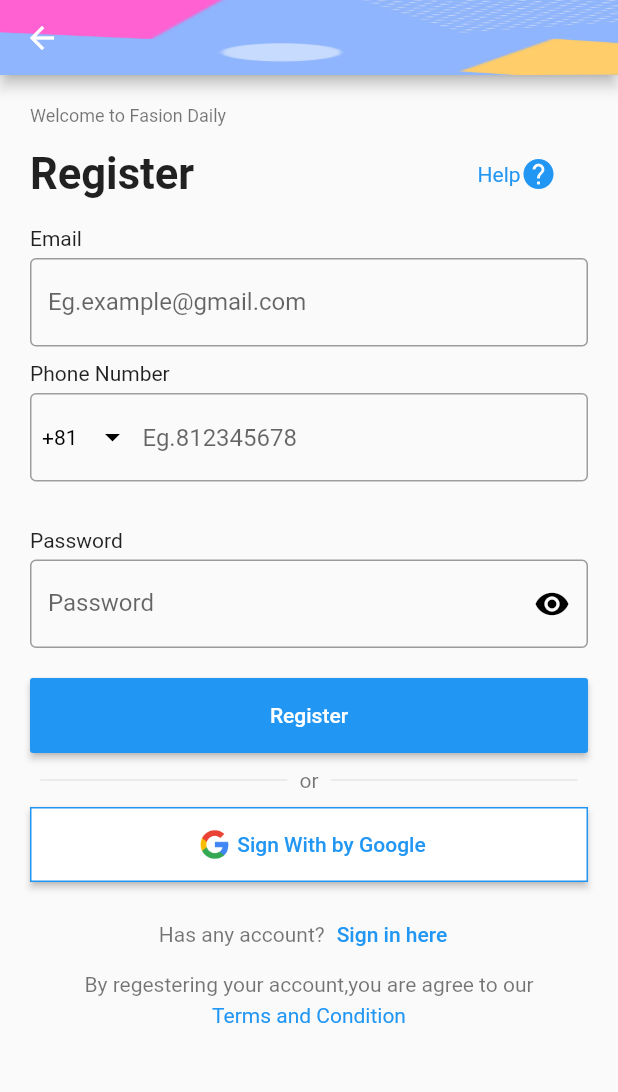
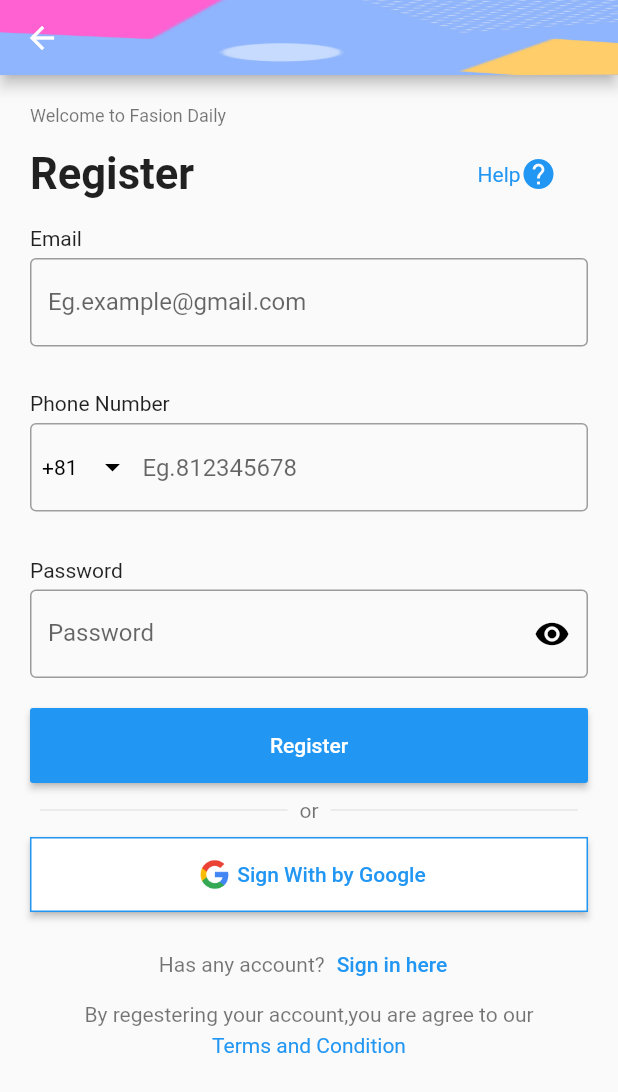
Before and after one commit to Rowaaata/Algoriza_task1, a Flutter app: the RegisterPage screen opened directly, on a phone screen of 412 x 824 dp. Shown: the top 1092 px of the screen. Run offline on Flutter 3.47's test engine with Material 2 defaults, Android fonts, the phone set to English and light mode, and no system bars.

Commit message:
register listView

```diff
--- a/lib/Register_page.dart
+++ b/lib/Register_page.dart
@@ -55,20 +55,18 @@ class _RegisterPageState extends State<RegisterPage> {
         ),
       ),
       body: Padding(
-        padding: const EdgeInsets.all(20.0),
-        child: SingleChildScrollView(
+        padding: const EdgeInsets.symmetric(horizontal: 20),
         child: Form(
           key: formkey,
-            child: Column(
-                mainAxisAlignment: MainAxisAlignment.start,
-                crossAxisAlignment: CrossAxisAlignment.start,
+          child: ListView(
+            physics: BouncingScrollPhysics(parent: AlwaysScrollableScrollPhysics()),
               children: [
-                  Text(
+                Padding(
+                  padding: const EdgeInsets.only(top: 20, bottom: 15),
+                  child: Text(
                     'Welcome to Fasion Daily',
                     style: TextStyle(fontSize: 12, color: Colors.black54),
                   ),
-                  SizedBox(
-                    height: 15,
                 ),
                 Row(
                   children: [
@@ -116,7 +114,7 @@ class _RegisterPageState extends State<RegisterPage> {
                   ),
                 ),
                 SizedBox(
-                    height: 10,
+                  height: 30,
                 ),
                 Text(
                   'Phone Number',
@@ -315,7 +313,6 @@ class _RegisterPageState extends State<RegisterPage> {
               ]),
         ),
       ),
-      ),
     );
   }
 
```
Lines whose indentation alone changed are shown as unchanged.
